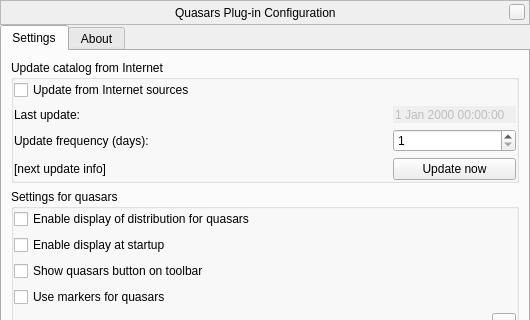
The window that plugins/Quasars/src/gui/quasarsDialog.ui (519984307/stellarium_src) describes before a commit, drawn with Qt 5; both pictures show x 0 to 530 and y 0 to 320 of the 530 by 464 pixel window.
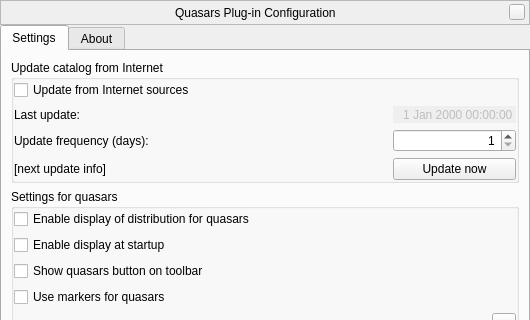
The same window after the commit. Custom widgets are drawn as their Qt base class.

Patch:
```diff
--- a/plugins/Quasars/src/gui/quasarsDialog.ui
+++ b/plugins/Quasars/src/gui/quasarsDialog.ui
@@ -193,6 +193,9 @@
               <property name="frame">
                <bool>false</bool>
               </property>
+              <property name="alignment">
+               <set>Qt::AlignRight|Qt::AlignTrailing|Qt::AlignVCenter</set>
+              </property>
               <property name="buttonSymbols">
                <enum>QAbstractSpinBox::NoButtons</enum>
               </property>
@@ -207,6 +210,9 @@
             </item>
             <item row="1" column="2">
              <widget class="QSpinBox" name="updateFrequencySpinBox">
+              <property name="alignment">
+               <set>Qt::AlignRight|Qt::AlignTrailing|Qt::AlignVCenter</set>
+              </property>
               <property name="minimum">
                <number>1</number>
               </property>
```
